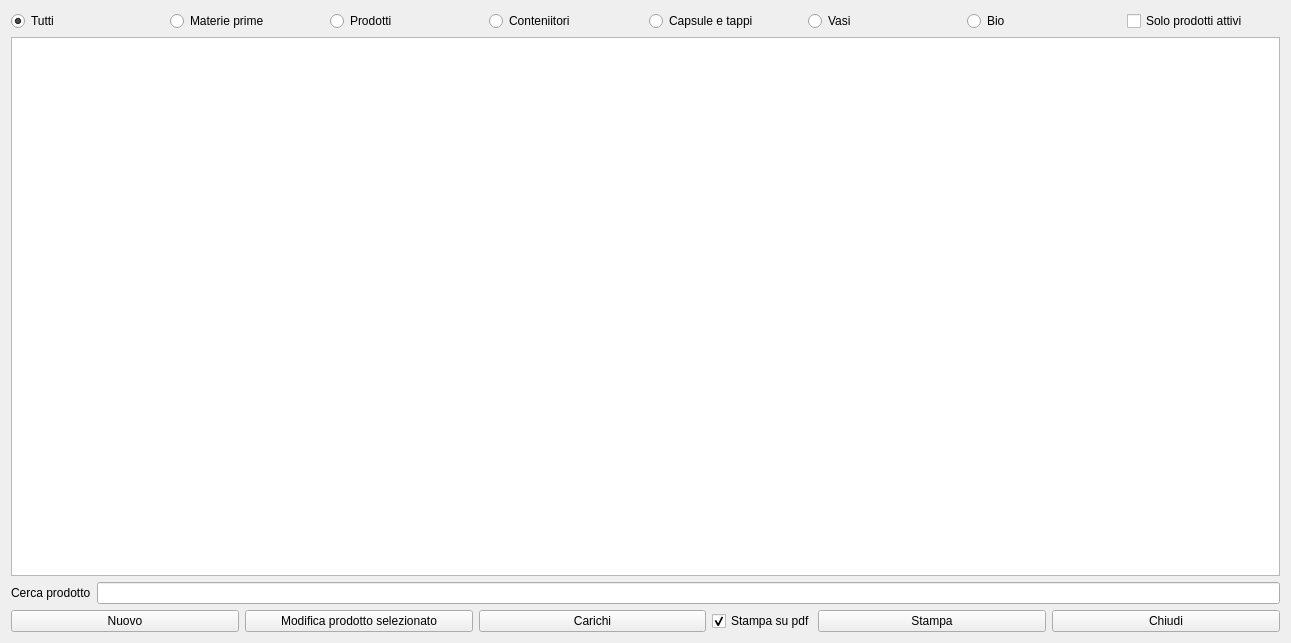
Before: the Qt Designer form hprodottinew.ui in fblabs/hamlet-mod-sancon, drawn with Qt 5.
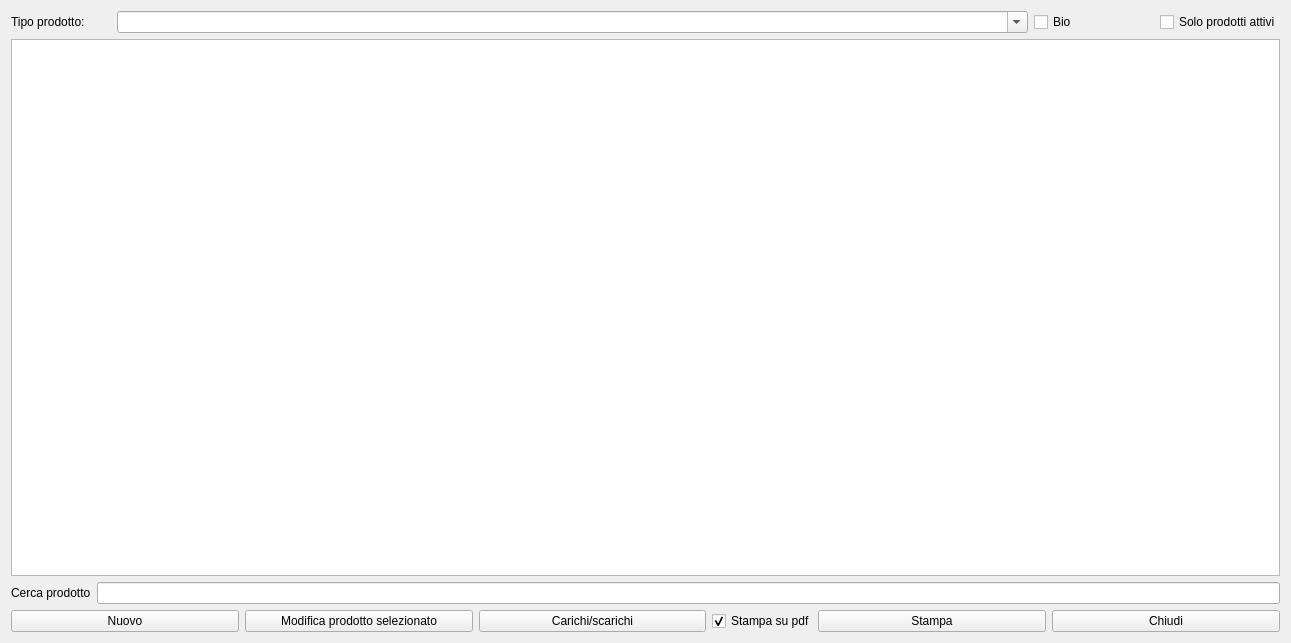
After: the same form once the commit is applied. Icons and pictures are not drawn.

What changed in the file:
```diff
--- a/hprodottinew.ui
+++ b/hprodottinew.ui
@@ -20,58 +20,52 @@
    <iconset resource="icons.qrc">
     <normaloff>:/Resources/Box.PNG</normaloff>:/Resources/Box.PNG</iconset>
   </property>
-  <layout class="QVBoxLayout" name="verticalLayout_2">
-   <item>
     <layout class="QVBoxLayout" name="verticalLayout">
      <item>
       <layout class="QHBoxLayout" name="horizontalLayout">
        <item>
-        <widget class="QRadioButton" name="rbAll">
+      <widget class="QLabel" name="label_2">
+       <property name="maximumSize">
+        <size>
+         <width>100</width>
+         <height>16777215</height>
+        </size>
+       </property>
          <property name="text">
-          <string>Tutti</string>
-         </property>
-         <property name="checked">
+        <string>Tipo prodotto:</string>
+       </property>
+      </widget>
+     </item>
+     <item>
+      <widget class="QComboBox" name="cbTipiProdotto">
+       <property name="sizePolicy">
+        <sizepolicy hsizetype="Preferred" vsizetype="Fixed">
+         <horstretch>0</horstretch>
+         <verstretch>0</verstretch>
+        </sizepolicy>
+       </property>
+       <property name="editable">
           <bool>true</bool>
          </property>
-        </widget>
-       </item>
-       <item>
-        <widget class="QRadioButton" name="rbMaterie">
-         <property name="text">
-          <string>Materie prime</string>
-         </property>
-        </widget>
-       </item>
-       <item>
-        <widget class="QRadioButton" name="rbProdotti">
-         <property name="text">
-          <string>Prodotti</string>
-         </property>
-        </widget>
-       </item>
-       <item>
-        <widget class="QRadioButton" name="rbContenitori">
-         <property name="text">
-          <string>Conteniitori</string>
+       <property name="insertPolicy">
+        <enum>QComboBox::NoInsert</enum>
+       </property>
+       <property name="sizeAdjustPolicy">
+        <enum>QComboBox::AdjustToContentsOnFirstShow</enum>
+       </property>
+       <property name="modelColumn">
+        <number>1</number>
          </property>
         </widget>
        </item>
        <item>
-        <widget class="QRadioButton" name="rbTappi">
-         <property name="text">
-          <string>Capsule e tappi</string>
-         </property>
-        </widget>
-       </item>
-       <item>
-        <widget class="QRadioButton" name="rbVasi">
-         <property name="text">
-          <string>Vasi</string>
-         </property>
-        </widget>
-       </item>
-       <item>
-        <widget class="QRadioButton" name="rbBio">
+      <widget class="QCheckBox" name="chbBio">
+       <property name="maximumSize">
+        <size>
+         <width>120</width>
+         <height>16777215</height>
+        </size>
+       </property>
          <property name="text">
           <string>Bio</string>
          </property>
@@ -79,6 +73,12 @@
        </item>
        <item>
         <widget class="QCheckBox" name="checkBox">
+       <property name="maximumSize">
+        <size>
+         <width>120</width>
+         <height>16777215</height>
+        </size>
+       </property>
          <property name="text">
           <string>Solo prodotti attivi</string>
          </property>
@@ -141,8 +141,6 @@
        </item>
       </layout>
      </item>
-    </layout>
-   </item>
    <item>
     <layout class="QHBoxLayout" name="horizontalLayout_2">
      <item>
@@ -182,7 +180,7 @@
      <item>
       <widget class="QPushButton" name="pbLoads">
        <property name="text">
-        <string>Carichi</string>
+        <string>Carichi/scarichi</string>
        </property>
        <property name="icon">
         <iconset resource="icons.qrc">
```
Left out of the diff: 4 changed lines with no effect on the pictures. Lines whose indentation alone changed are shown as unchanged.
